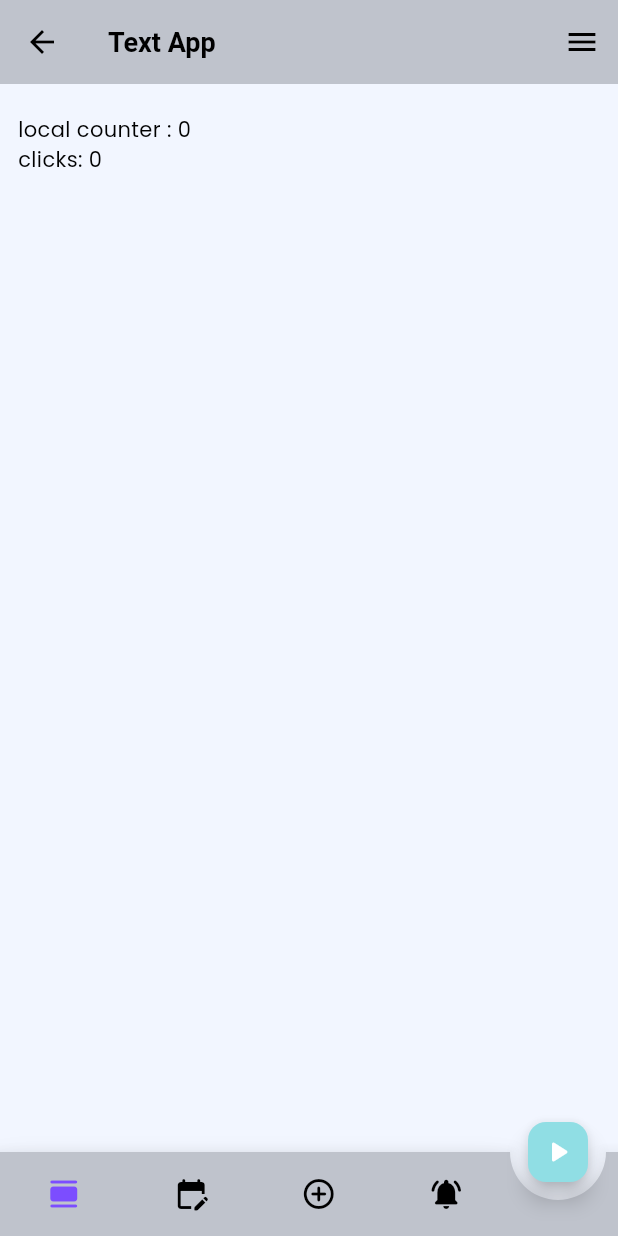
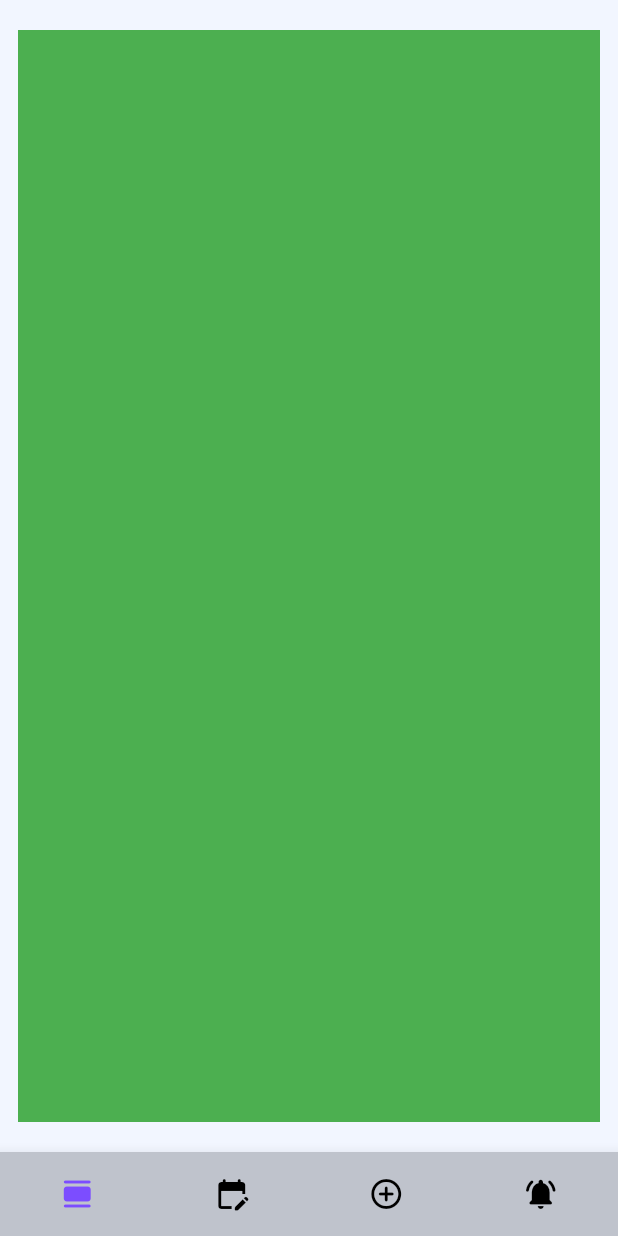
Before and after one commit to srijanshah09/task_tracker, a Flutter app: the screen it shows after launch, on a phone screen of 412 x 824 dp. Run offline on Flutter 3.47's test engine with Material 2 defaults, Android fonts, the phone set to English and light mode, and no system bars; drawn by our look-alikes of animated_bottom_navigation_bar; our stand-ins replace get, get_storage, loading_animation_widget, logger.

Commit message:
screens added for various features

```diff
--- /dev/null
+++ b/lib/features/execution/views/execute_screen.dart
@@ -0,0 +1,15 @@
+import 'package:flutter/material.dart';
+
+class ExecuteScreen extends StatelessWidget {
+  const ExecuteScreen({Key? key}) : super(key: key);
+
+  @override
+  Widget build(BuildContext context) {
+    return Scaffold(
+      endDrawer: Drawer(),
+      body: Container(
+        color: Colors.green,
+      ),
+    );
+  }
+}
--- a/lib/features/home/views/home.dart
+++ b/lib/features/home/views/home.dart
@@ -1,6 +1,10 @@
 import 'package:animated_bottom_navigation_bar/animated_bottom_navigation_bar.dart';
 import 'package:flutter/material.dart';
 import 'package:get/get.dart';
+import 'package:task_tracker/features/analytics/views/analytics_screen.dart';
+import 'package:task_tracker/features/execution/views/execute_screen.dart';
+import 'package:task_tracker/features/planning/views/planning_screen.dart';
+import 'package:task_tracker/features/settings/views/settings_screen.dart';
 import 'package:task_tracker/utils/providers/user.dart';
 
 
@@ -20,48 +24,34 @@ class HomeScreen extends StatefulWidget {
 
 class _HomeScreenState extends State<HomeScreen> {
   var _bottomNavIndex = 0;
-  var localCount = 0.obs;
   final controller = Get.put(User());
+
+  List<Widget> bottomNavScreen = [
+    const ExecuteScreen(),
+    const PlanningScreen(),
+    const AnalyticsScreen(),
+    const SettingsScreen(),
+  ];
 
   @override
   Widget build(BuildContext context) {
     return Scaffold(
-      appBar: AppBar(
-        title: const Text('Text App'),
-      ),
       endDrawer: const Drawer(),
       body: Container(
         margin: const EdgeInsets.symmetric(
           vertical: 20,
           horizontal: 12,
         ),
-        child: Column(
-          crossAxisAlignment: CrossAxisAlignment.start,
-          children: [
-            Obx(() => Text('local counter : $localCount')),
-            GetBuilder<User>(
-              builder: (_) => Text(
-                'clicks: ${controller.count}',
-              ),
-            ),
-          ],
-        ),
+        child: bottomNavScreen[_bottomNavIndex],
       ),
-      floatingActionButton: FloatingActionButton(
-        // onPressed: () => controller.increment(),
-        onPressed: () => localCount++,
-        mini: true,
-        child: const Icon(
-          Icons.play_arrow_rounded,
-        ),
-      ),
-      floatingActionButtonLocation: FloatingActionButtonLocation.endDocked,
       bottomNavigationBar: AnimatedBottomNavigationBar(
         backgroundColor: Theme.of(context).colorScheme.onSurface,
         icons: iconList,
         activeIndex: _bottomNavIndex,
-        gapLocation: GapLocation.end,
-        notchSmoothness: NotchSmoothness.defaultEdge,
+        leftCornerRadius: 32,
+        rightCornerRadius: 32,
+        notchSmoothness: NotchSmoothness.smoothEdge,
+        gapLocation: GapLocation.none,
         onTap: (index) => setState(() => _bottomNavIndex = index),
         //other params
       ),
```
Also changed, not shown: lib/features/analytics/views/analytics_screen.dart (added, +12 -0 lines), lib/features/home/views/splash_screen.dart (+7 -2 lines), lib/features/planning/views/planning_screen.dart (added, +12 -0 lines), lib/features/settings/views/settings_screen.dart (added, +12 -0 lines).
